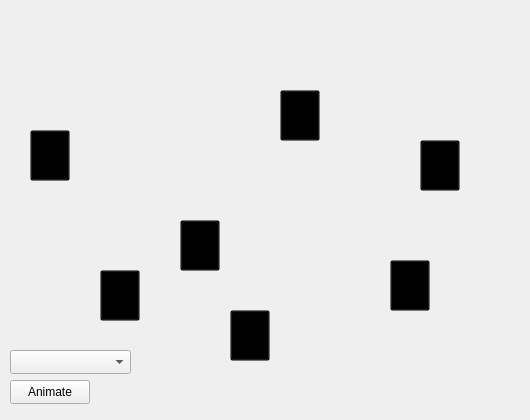
Old version of the form DSFO/graphview.ui in the repository Aleko-Louras/DSFO.
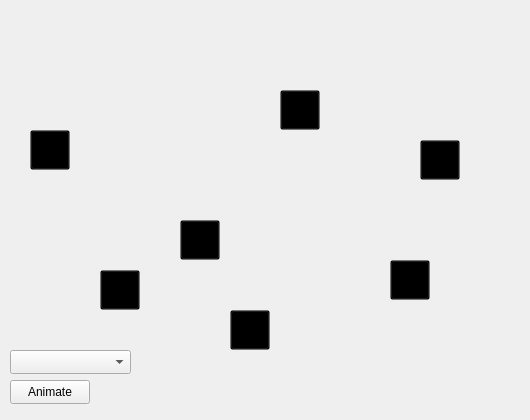
New version of the form. Icons and pictures are not drawn.

The edit to the form file:
```diff
--- a/DSFO/graphview.ui
+++ b/DSFO/graphview.ui
@@ -38,7 +38,7 @@
      <x>280</x>
      <y>90</y>
      <width>40</width>
-     <height>51</height>
+     <height>40</height>
     </rect>
    </property>
    <property name="styleSheet">
@@ -58,7 +58,7 @@
     </size>
    </property>
    <property name="toolButtonStyle">
-    <enum>Qt::ToolButtonTextUnderIcon</enum>
+    <enum>Qt::ToolButtonIconOnly</enum>
    </property>
   </widget>
   <widget class="QToolButton" name="denverNode">
@@ -67,7 +67,7 @@
      <x>420</x>
      <y>140</y>
      <width>40</width>
-     <height>51</height>
+     <height>40</height>
     </rect>
    </property>
    <property name="styleSheet">
@@ -87,7 +87,7 @@
     </size>
    </property>
    <property name="toolButtonStyle">
-    <enum>Qt::ToolButtonTextUnderIcon</enum>
+    <enum>Qt::ToolButtonIconOnly</enum>
    </property>
   </widget>
   <widget class="QToolButton" name="albuquerqueNode">
@@ -96,7 +96,7 @@
      <x>390</x>
      <y>260</y>
      <width>40</width>
-     <height>51</height>
+     <height>40</height>
     </rect>
    </property>
    <property name="styleSheet">
@@ -116,7 +116,7 @@
     </size>
    </property>
    <property name="toolButtonStyle">
-    <enum>Qt::ToolButtonTextUnderIcon</enum>
+    <enum>Qt::ToolButtonIconOnly</enum>
    </property>
   </widget>
   <widget class="QToolButton" name="phoenixNode">
@@ -125,7 +125,7 @@
      <x>230</x>
      <y>310</y>
      <width>40</width>
-     <height>51</height>
+     <height>40</height>
     </rect>
    </property>
    <property name="styleSheet">
@@ -145,7 +145,7 @@
     </size>
    </property>
    <property name="toolButtonStyle">
-    <enum>Qt::ToolButtonTextUnderIcon</enum>
+    <enum>Qt::ToolButtonIconOnly</enum>
    </property>
   </widget>
   <widget class="QToolButton" name="losAngelesNode">
@@ -154,7 +154,7 @@
      <x>100</x>
      <y>270</y>
      <width>40</width>
-     <height>51</height>
+     <height>40</height>
     </rect>
    </property>
    <property name="styleSheet">
@@ -174,7 +174,7 @@
     </size>
    </property>
    <property name="toolButtonStyle">
-    <enum>Qt::ToolButtonTextUnderIcon</enum>
+    <enum>Qt::ToolButtonIconOnly</enum>
    </property>
   </widget>
   <widget class="QToolButton" name="sanFranciscoNode">
@@ -183,7 +183,7 @@
      <x>30</x>
      <y>130</y>
      <width>40</width>
-     <height>51</height>
+     <height>40</height>
     </rect>
    </property>
    <property name="styleSheet">
@@ -203,7 +203,7 @@
     </size>
    </property>
    <property name="toolButtonStyle">
-    <enum>Qt::ToolButtonTextUnderIcon</enum>
+    <enum>Qt::ToolButtonIconOnly</enum>
    </property>
   </widget>
   <widget class="QToolButton" name="lasVegasNode">
@@ -212,7 +212,7 @@
      <x>180</x>
      <y>220</y>
      <width>40</width>
-     <height>51</height>
+     <height>40</height>
     </rect>
    </property>
    <property name="styleSheet">
@@ -232,7 +232,7 @@
     </size>
    </property>
    <property name="toolButtonStyle">
-    <enum>Qt::ToolButtonTextUnderIcon</enum>
+    <enum>Qt::ToolButtonIconOnly</enum>
    </property>
   </widget>
   <widget class="QPushButton" name="animationButton">
@@ -258,6 +258,121 @@
     </rect>
    </property>
   </widget>
+  <widget class="QLabel" name="sanFranciscoLabel">
+   <property name="geometry">
+    <rect>
+     <x>30</x>
+     <y>130</y>
+     <width>40</width>
+     <height>40</height>
+    </rect>
+   </property>
+   <property name="text">
+    <string/>
+   </property>
+   <property name="textFormat">
+    <enum>Qt::MarkdownText</enum>
+   </property>
+   <property name="alignment">
+    <set>Qt::AlignCenter</set>
+   </property>
+  </widget>
+  <widget class="QLabel" name="losAngelesLabel">
+   <property name="geometry">
+    <rect>
+     <x>100</x>
+     <y>270</y>
+     <width>40</width>
+     <height>40</height>
+    </rect>
+   </property>
+   <property name="text">
+    <string/>
+   </property>
+   <property name="alignment">
+    <set>Qt::AlignCenter</set>
+   </property>
+  </widget>
+  <widget class="QLabel" name="lasVegasLabel">
+   <property name="geometry">
+    <rect>
+     <x>180</x>
+     <y>220</y>
+     <width>40</width>
+     <height>40</height>
+    </rect>
+   </property>
+   <property name="text">
+    <string/>
+   </property>
+   <property name="alignment">
+    <set>Qt::AlignCenter</set>
+   </property>
+  </widget>
+  <widget class="QLabel" name="phoenixLabel">
+   <property name="geometry">
+    <rect>
+     <x>230</x>
+     <y>310</y>
+     <width>40</width>
+     <height>40</height>
+    </rect>
+   </property>
+   <property name="text">
+    <string/>
+   </property>
+   <property name="alignment">
+    <set>Qt::AlignCenter</set>
+   </property>
+  </widget>
+  <widget class="QLabel" name="albuquerqueLabel">
+   <property name="geometry">
+    <rect>
+     <x>390</x>
+     <y>260</y>
+     <width>40</width>
+     <height>40</height>
+    </rect>
+   </property>
+   <property name="text">
+    <string/>
+   </property>
+   <property name="alignment">
+    <set>Qt::AlignCenter</set>
+   </property>
+  </widget>
+  <widget class="QLabel" name="denverLabel">
+   <property name="geometry">
+    <rect>
+     <x>420</x>
+     <y>140</y>
+     <width>40</width>
+     <height>40</height>
+    </rect>
+   </property>
+   <property name="text">
+    <string/>
+   </property>
+   <property name="alignment">
+    <set>Qt::AlignCenter</set>
+   </property>
+  </widget>
+  <widget class="QLabel" name="saltLakeCityLabel">
+   <property name="geometry">
+    <rect>
+     <x>280</x>
+     <y>90</y>
+     <width>40</width>
+     <height>40</height>
+    </rect>
+   </property>
+   <property name="text">
+    <string/>
+   </property>
+   <property name="alignment">
+    <set>Qt::AlignCenter</set>
+   </property>
+  </widget>
  </widget>
  <resources>
   <include location="resources.qrc"/>
```
Left out of the diff: 16 changed lines with no effect on the pictures.
